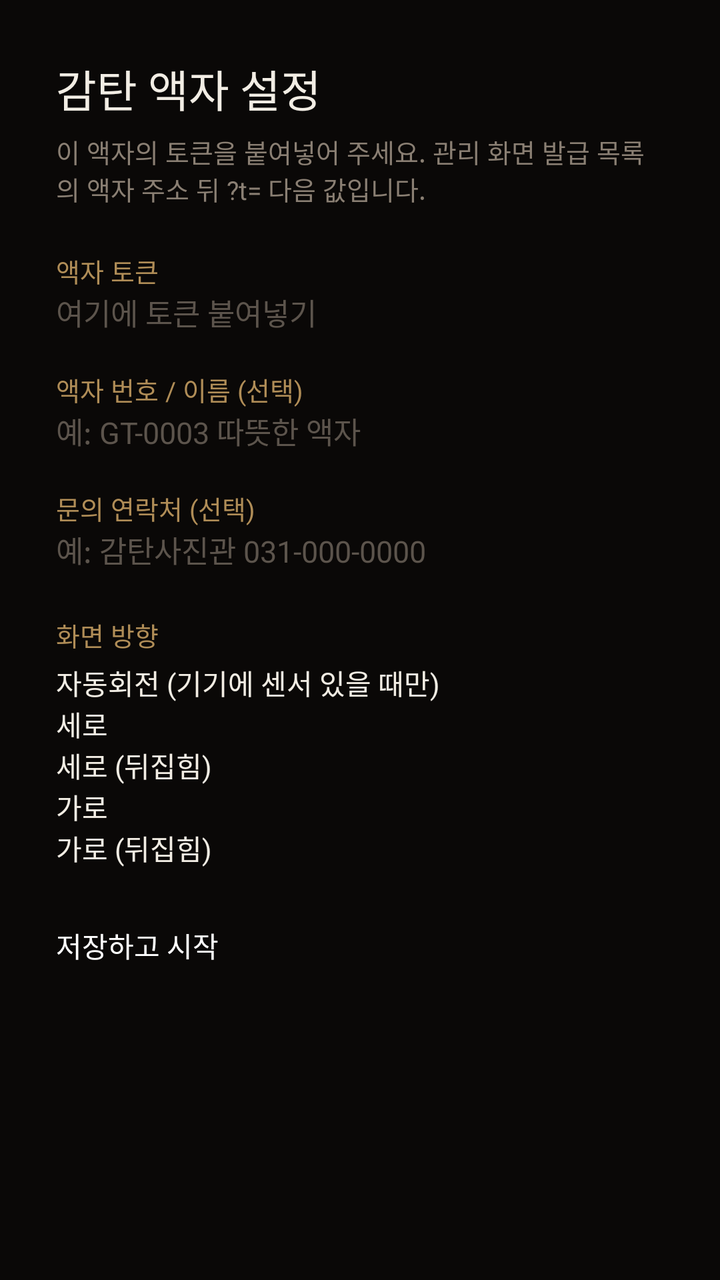
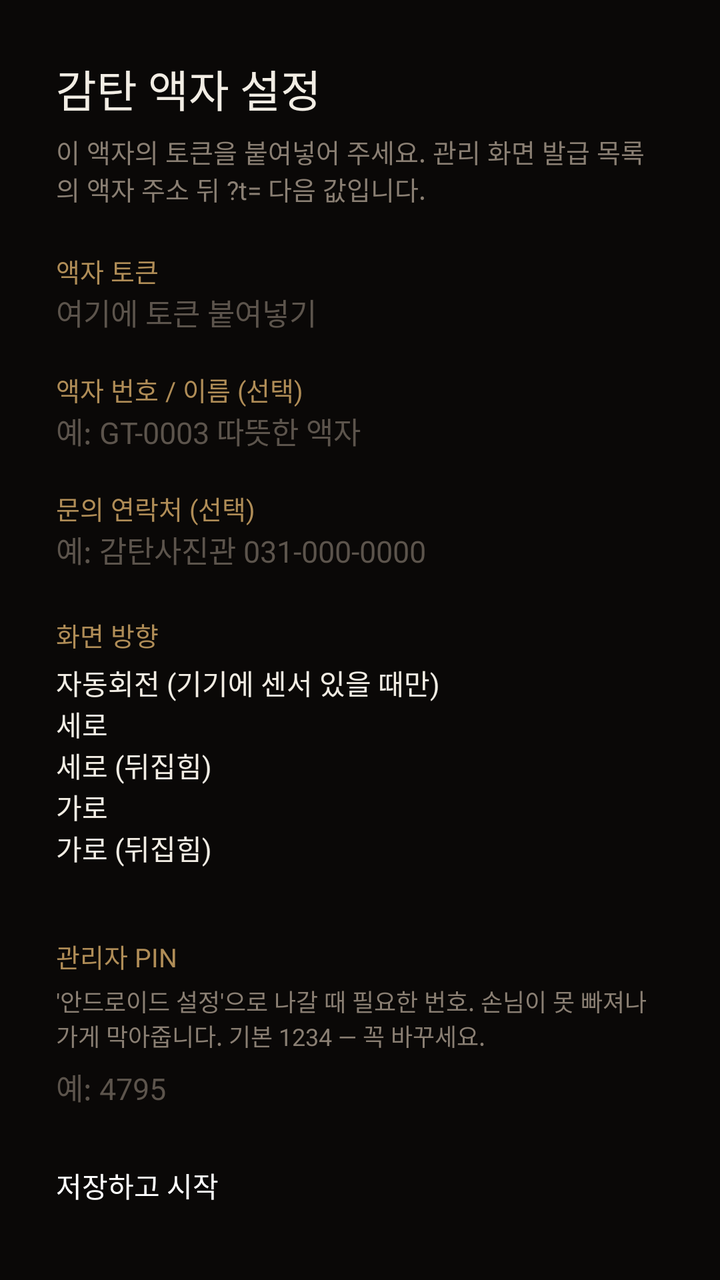

Before-and-after screenshots of an Android layout around one commit, followed by the original layout XML and the change that was made.
<!-- AndroidManifest.xml: application theme AppTheme -->
<!-- res/layout/activity_setup.xml -->
<?xml version="1.0" encoding="utf-8"?>
<ScrollView xmlns:android="http://schemas.android.com/apk/res/android"
    android:layout_width="match_parent"
    android:layout_height="match_parent"
    android:background="#0A0807"
    android:fillViewport="true">

    <LinearLayout
        android:layout_width="match_parent"
        android:layout_height="wrap_content"
        android:orientation="vertical"
        android:padding="28dp">

        <TextView
            android:layout_width="wrap_content"
            android:layout_height="wrap_content"
            android:text="감탄 액자 설정"
            android:textColor="#F2EDE4"
            android:textSize="22sp"
            android:paddingBottom="6dp" />

        <TextView
            android:layout_width="match_parent"
            android:layout_height="wrap_content"
            android:text="이 액자의 토큰을 붙여넣어 주세요. 관리 화면 발급 목록의 액자 주소 뒤 ?t= 다음 값입니다."
            android:textColor="#8A7F73"
            android:textSize="13sp"
            android:paddingBottom="22dp" />

        <TextView
            android:layout_width="wrap_content"
            android:layout_height="wrap_content"
            android:text="액자 토큰"
            android:textColor="#B08D57"
            android:textSize="13sp" />

        <EditText
            android:id="@+id/token"
            android:layout_width="match_parent"
            android:layout_height="wrap_content"
            android:hint="여기에 토큰 붙여넣기"
            android:textColor="#F2EDE4"
            android:textColorHint="#5C544C"
            android:textSize="15sp"
            android:inputType="textNoSuggestions"
            android:layout_marginBottom="18dp" />

        <TextView
            android:layout_width="wrap_content"
            android:layout_height="wrap_content"
            android:text="액자 번호 / 이름 (선택)"
            android:textColor="#B08D57"
            android:textSize="13sp" />

        <EditText
            android:id="@+id/label"
            android:layout_width="match_parent"
            android:layout_height="wrap_content"
            android:hint="예: GT-0003 따뜻한 액자"
            android:textColor="#F2EDE4"
            android:textColorHint="#5C544C"
            android:textSize="15sp"
            android:inputType="text"
            android:layout_marginBottom="18dp" />

        <TextView
            android:layout_width="wrap_content"
            android:layout_height="wrap_content"
            android:text="문의 연락처 (선택)"
            android:textColor="#B08D57"
            android:textSize="13sp" />

        <EditText
            android:id="@+id/phone"
            android:layout_width="match_parent"
            android:layout_height="wrap_content"
            android:hint="예: 감탄사진관 031-000-0000"
            android:textColor="#F2EDE4"
            android:textColorHint="#5C544C"
            android:textSize="15sp"
            android:inputType="text"
            android:layout_marginBottom="22dp" />

        <TextView
            android:layout_width="wrap_content"
            android:layout_height="wrap_content"
            android:text="화면 방향"
            android:textColor="#B08D57"
            android:textSize="13sp"
            android:paddingBottom="4dp" />

        <RadioGroup
            android:id="@+id/orient"
            android:layout_width="match_parent"
            android:layout_height="wrap_content"
            android:orientation="vertical"
            android:layout_marginBottom="28dp">

            <RadioButton
                android:id="@+id/o_sensor"
                android:layout_width="wrap_content"
                android:layout_height="wrap_content"
                android:textColor="#F2EDE4"
                android:text="자동회전 (기기에 센서 있을 때만)" />

            <RadioButton
                android:id="@+id/o_portrait"
                android:layout_width="wrap_content"
                android:layout_height="wrap_content"
                android:textColor="#F2EDE4"
                android:text="세로" />

            <RadioButton
                android:id="@+id/o_portrait_rev"
                android:layout_width="wrap_content"
                android:layout_height="wrap_content"
                android:textColor="#F2EDE4"
                android:text="세로 (뒤집힘)" />

            <RadioButton
                android:id="@+id/o_landscape"
                android:layout_width="wrap_content"
                android:layout_height="wrap_content"
                android:textColor="#F2EDE4"
                android:text="가로" />

            <RadioButton
                android:id="@+id/o_landscape_rev"
                android:layout_width="wrap_content"
                android:layout_height="wrap_content"
                android:textColor="#F2EDE4"
                android:text="가로 (뒤집힘)" />

        </RadioGroup>

        <Button
            android:id="@+id/save"
            android:layout_width="match_parent"
            android:layout_height="wrap_content"
            android:text="저장하고 시작" />

    </LinearLayout>
</ScrollView>
<!-- resources referenced by this layout -->
<resources>
  <style name="AppTheme" parent="@android:style/Theme.Material.NoActionBar">
          <item name="android:windowFullscreen">true</item>
          <item name="android:windowContentOverlay">@null</item>
          <item name="android:windowBackground">@android:color/black</item>
          <item name="android:colorBackground">@android:color/black</item>
          <item name="android:statusBarColor">@android:color/black</item>
          <item name="android:navigationBarColor">@android:color/black</item>
      </style>
</resources>

<!-- the commit's change to res/layout/activity_setup.xml (unified diff, before → after) -->
@@ -133,6 +133,34 @@
 
         </RadioGroup>
 
+        <TextView
+            android:layout_width="wrap_content"
+            android:layout_height="wrap_content"
+            android:text="관리자 PIN"
+            android:textColor="#B08D57"
+            android:textSize="13sp"
+            android:paddingBottom="4dp"
+            android:layout_marginTop="6dp" />
+
+        <TextView
+            android:layout_width="match_parent"
+            android:layout_height="wrap_content"
+            android:text="'안드로이드 설정'으로 나갈 때 필요한 번호. 손님이 못 빠져나가게 막아줍니다. 기본 1234 — 꼭 바꾸세요."
+            android:textColor="#8A7F73"
+            android:textSize="12sp"
+            android:paddingBottom="6dp" />
+
+        <EditText
+            android:id="@+id/adminpin"
+            android:layout_width="match_parent"
+            android:layout_height="wrap_content"
+            android:hint="예: 4795"
+            android:textColor="#F2EDE4"
+            android:textColorHint="#5C544C"
+            android:textSize="15sp"
+            android:inputType="number"
+            android:layout_marginBottom="28dp" />
+
         <Button
             android:id="@+id/save"
             android:layout_width="match_parent"
